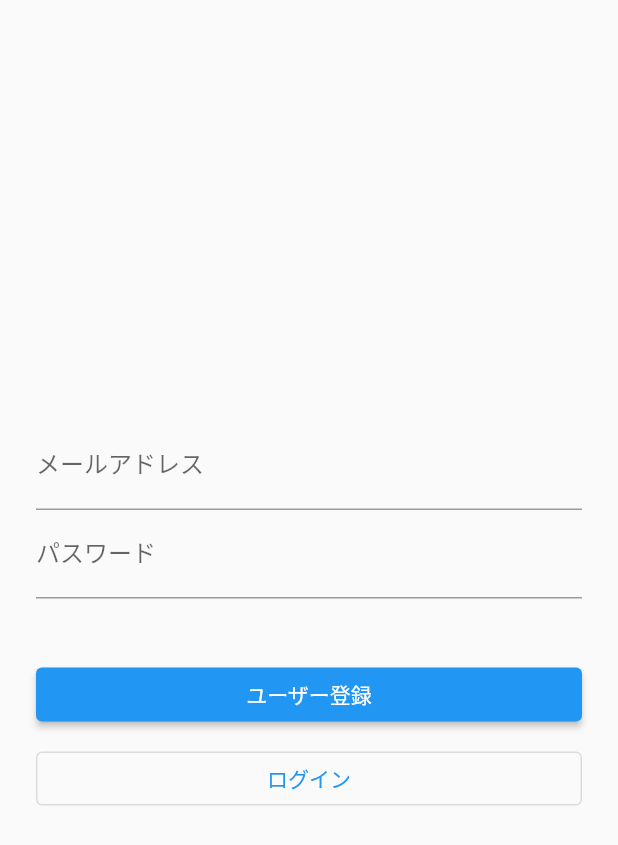
After one commit to kiichi7580/Muscle_training_app, a Flutter app: the screen it shows after launch, item 2 of the bottom bar chosen, after a tap on the "logout" icon, on a phone screen of 412 x 824 dp. The commit adds this screen. Shown: the top 845 px of the screen. Run offline on Flutter 3.47's test engine with Material 2 defaults, Android fonts, the phone set to English and light mode, and no system bars; our stand-ins replace audioplayers, circular_countdown_timer, cloud_firestore, firebase_auth, firebase_core, flutter_riverpod and 2 more; accounts and stored records are empty.

Commit message:
ログイン機能追加

```diff
--- a/lib/app.dart
+++ b/lib/app.dart
@@ -1,6 +1,8 @@
+import 'package:firebase_auth/firebase_auth.dart';
 import 'package:flutter/material.dart';
 import 'package:flutter_riverpod/flutter_riverpod.dart';
 
+import 'login/login_page.dart';
 import 'view/calendar/calendar_page.dart';
 import 'view/memo/memo_page.dart';
 import 'view/timer/timer_page.dart';
@@ -45,7 +47,32 @@ class Myapp extends ConsumerWidget {
       TimerPage(),
     ];
 
+    final titles = [
+      'カレンダー',
+      'メモ',
+      'タイマー',
+    ];
+
     return Scaffold(
+      appBar: AppBar(
+        title: Text('${titles[index]}'),
+        actions: [
+          IconButton(
+            icon: Icon(Icons.logout),
+            onPressed: () async {
+              // ログアウト処理
+              // 内部で保持しているログイン情報等が初期化される
+              // （現時点ではログアウト時はこの処理を呼び出せばOKと、思うぐらいで大丈夫です）
+              await FirebaseAuth.instance.signOut();
+              // ログイン画面に遷移＋チャット画面を破棄
+              await Navigator.of(context).pushReplacement(
+                MaterialPageRoute(builder: (context) {
+                  return LoginPage();
+                }),
+              );
+            },
+          ),
+        ]),
       body: pages[index],
       bottomNavigationBar: bar,
     );
--- /dev/null
+++ b/lib/login/login_page.dart
@@ -0,0 +1,113 @@
+import 'package:firebase_auth/firebase_auth.dart';
+import 'package:firebase_core/firebase_core.dart';
+import 'package:flutter/material.dart';
+import 'package:muscle_training_app/app.dart';
+import 'package:muscle_training_app/view/calendar/calendar_page.dart';
+
+class LoginPage extends StatefulWidget {
+  @override
+  _LoginPageState createState() => _LoginPageState();
+}
+
+class _LoginPageState extends State<LoginPage> {
+
+  // メッセージ表示用
+  String infoText = '';
+  // 入力したメールアドレス・パスワード
+  String email = '';
+  String password = '';
+
+  @override
+  Widget build(BuildContext context) {
+    return Scaffold(
+      body: Center(
+        child: Container(
+          padding: EdgeInsets.all(24),
+          child: Column(
+            mainAxisAlignment: MainAxisAlignment.center,
+            children: <Widget>[
+              TextFormField(
+                decoration: InputDecoration(labelText: 'メールアドレス'),
+                onChanged: (String value) {
+                  setState(() {
+                    email = value;
+                  });
+                },
+              ),
+              TextFormField(
+                decoration: InputDecoration(labelText: 'パスワード'),
+                obscureText: true,
+                onChanged: (String value) {
+                  setState(() {
+                    password = value;
+                  });
+                },
+              ),
+              SizedBox(
+                height: 40,
+              ),
+              Container(
+                width: double.infinity,
+                // ユーザー登録ボタン
+                child: ElevatedButton(
+                  child: Text('ユーザー登録'),
+                  onPressed: () async {
+                    try {
+                      // メール/パスワードでユーザー登録
+                      final FirebaseAuth auth = FirebaseAuth.instance;
+                      final result = await auth.createUserWithEmailAndPassword(
+                        email: email,
+                        password: password,
+                      );
+                      // ユーザー登録に成功した場合
+                      // チャット画面に遷移＋ログイン画面を破棄
+                      await Navigator.of(context).pushReplacement(
+                        MaterialPageRoute(builder: (context) {
+                          // return CalendarPage(result.user!);
+                          return Myapp();
+                        }),
+                      );
+                    } catch (e) {
+                      setState(() {
+                        infoText = "ログインに失敗しました：${e.toString()}";
+                      });
+                    }
+                  },
+                ),
+              ),
+              const SizedBox(height: 8),
+              Container(
+                width: double.infinity,
+                // ログイン登録ボタン
+                child: OutlinedButton(
+                  child: Text('ログイン'),
+                  onPressed: () async {
+                    try {
+                      // メール/パスワードでログイン
+                      final FirebaseAuth auth = FirebaseAuth.instance;
+                      final result = await auth.signInWithEmailAndPassword(
+                        email: email,
+                        password: password,
+                      );
+                      // ログインに成功した場合
+                      // チャット画面に遷移＋ログイン画面を破棄
+                      await Navigator.of(context).pushReplacement(
+                        MaterialPageRoute(builder: (context) {
+                          return Myapp();
+                        }),
+                      );
+                    } catch (e) {
+                      setState(() {
+                        infoText = "ログインに失敗しました：${e.toString()}";
+                      });
+                    }
+                  },
+                ),
+              ),
+            ],
+          ),
+        ),
+      ),
+    );
+  }
+}
```
